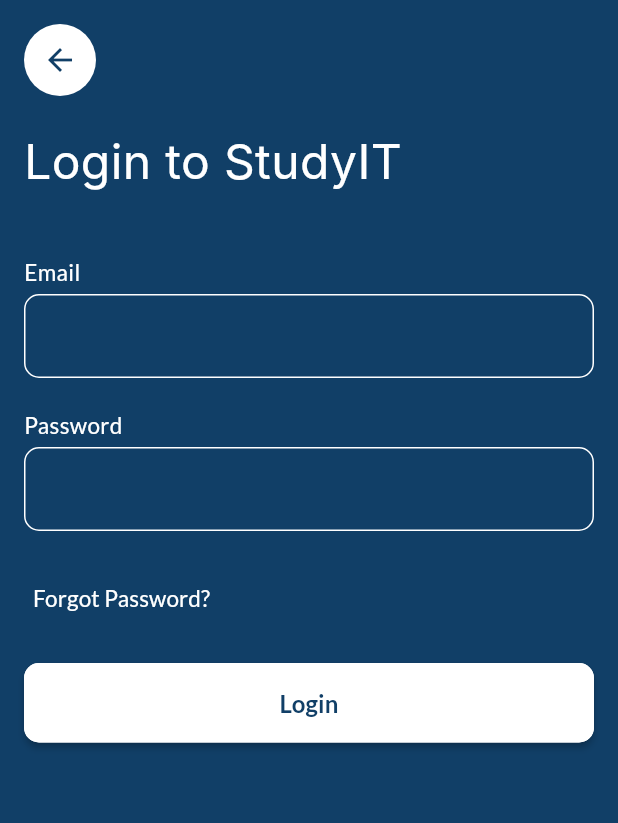
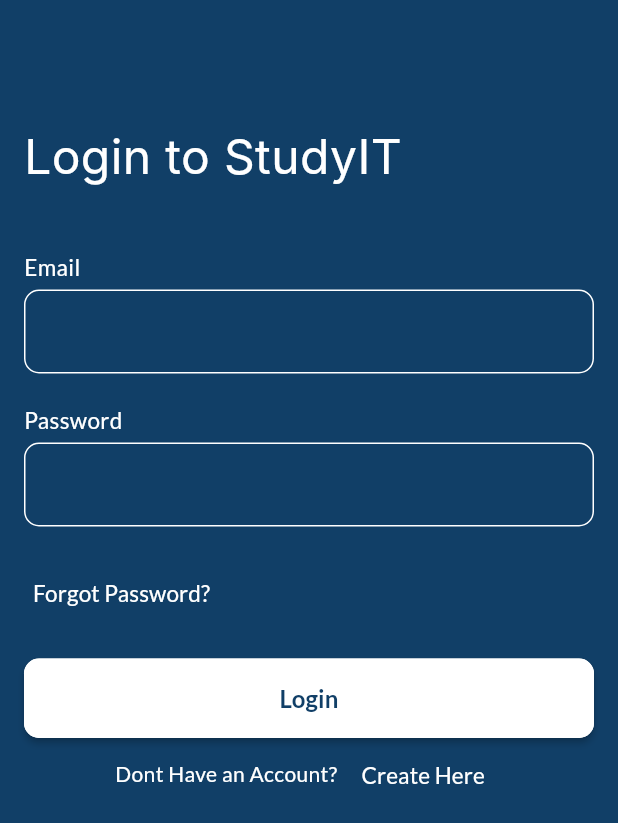
Before and after one commit to Aldinorasend/StudyIT_Mobile, a Flutter app: the screen it shows after launch, on a phone screen of 412 x 824 dp. Shown: the top 823 px of the screen. Run offline on Flutter 3.47's test engine with Material 3 defaults, Android fonts, the phone set to English and light mode, and no system bars; our stand-ins replace carousel_slider, flick_video_player, google_fonts, open_file, video_player; Roboto replaces fonts that are missing (Inter).

Commit message:
Update Login and Register

```diff
--- a/lib/screen/login.dart
+++ b/lib/screen/login.dart
@@ -1,6 +1,7 @@
 import 'package:flutter/material.dart';
 import 'package:studyit/screen/HomePage.dart';
 import 'package:studyit/screen/OtpPage.dart';
+import 'package:studyit/screen/register.dart';
 
 class LoginScreen extends StatelessWidget {
   final TextEditingController emailController = TextEditingController();
@@ -73,22 +74,7 @@ class LoginScreen extends StatelessWidget {
           child: Column(
             crossAxisAlignment: CrossAxisAlignment.stretch,
             children: [
-              // Back button
-              Align(
-                alignment: Alignment.topLeft,
-                child: Container(
-                  decoration: const BoxDecoration(
-                    shape: BoxShape.circle,
-                    color: Colors.white,
-                  ),
-                  child: IconButton(
-                    icon: const Icon(Icons.arrow_back),
-                    color: const Color(0xFF113F67),
-                    onPressed: () {},
-                  ),
-                ),
-              ),
-              const SizedBox(height: 20),
+              const SizedBox(height: 65),
 
               // Title
               const Text(
@@ -195,7 +181,35 @@ class LoginScreen extends StatelessWidget {
                 ),
               ),
 
-              const SizedBox(height: 20),
+              Row(
+                mainAxisAlignment: MainAxisAlignment.center,
+                children: [
+                  const Text(
+                    "Dont Have an Account?",
+                    style: TextStyle(
+                      color:
+                          Colors.white, // Color for "Already Have an Account?"
+                    ),
+                  ),
+                  const SizedBox(width: 4), // Space between the two texts
+                  GestureDetector(
+                    onTap: () {
+                      // Navigate to login page or handle login
+                    },
+                    child: TextButton(
+                        onPressed: () {
+                          Navigator.push(
+                              context,
+                              MaterialPageRoute(
+                                  builder: (context) => registerPage()));
+                        },
+                        child: const Text(
+                          'Create Here',
+                          style: TextStyle(color: Colors.white, fontSize: 15),
+                        )),
+                  ),
+                ],
+              ),
             ],
           ),
         ),
--- a/lib/screen/register.dart
+++ b/lib/screen/register.dart
@@ -22,7 +22,9 @@ class registerPage extends StatelessWidget {
                 child: IconButton(
                   icon: const Icon(Icons.arrow_back),
                   color: const Color(0xFF113F67),
-                  onPressed: () {},
+                  onPressed: () {
+                    Navigator.pop(context);
+                  },
                 ),
               ),
             ),
```
